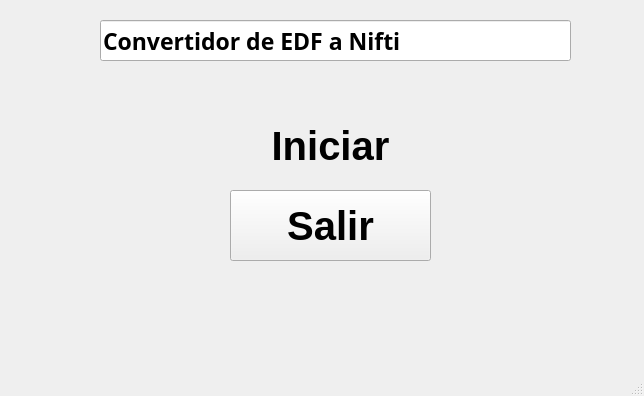
Old version of the form Ppal.ui in the repository PKS-04/InfoII.
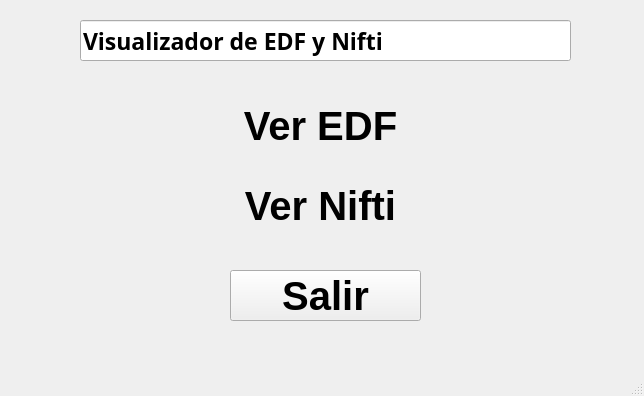
New version of the form. Icons and pictures are not drawn.

The edit to the form file:
```diff
--- a/Ppal.ui
+++ b/Ppal.ui
@@ -27,8 +27,8 @@
    <widget class="QPushButton" name="boton_iniciar">
     <property name="geometry">
      <rect>
-      <x>230</x>
-      <y>110</y>
+      <x>220</x>
+      <y>90</y>
       <width>201</width>
       <height>71</height>
      </rect>
@@ -40,11 +40,8 @@
       <bold>true</bold>
      </font>
     </property>
-    <property name="styleSheet">
-     <string notr="true">background-image: url(:/newPrefix/ai-generated-8774268_1920.jpg);</string>
-    </property>
     <property name="text">
-     <string>Iniciar</string>
+     <string>Ver EDF</string>
     </property>
     <property name="shortcut">
      <string/>
@@ -66,9 +63,9 @@
     <property name="geometry">
      <rect>
       <x>230</x>
-      <y>190</y>
-      <width>201</width>
-      <height>71</height>
+      <y>270</y>
+      <width>191</width>
+      <height>51</height>
      </rect>
     </property>
     <property name="font">
@@ -92,9 +89,9 @@
    <widget class="QLineEdit" name="lineEdit">
     <property name="geometry">
      <rect>
-      <x>100</x>
+      <x>80</x>
       <y>20</y>
-      <width>471</width>
+      <width>491</width>
       <height>41</height>
      </rect>
     </property>
@@ -107,7 +104,39 @@
      </font>
     </property>
     <property name="text">
-     <string>Convertidor de EDF a Nifti</string>
+     <string>Visualizador de EDF y Nifti</string>
+    </property>
+   </widget>
+   <widget class="QPushButton" name="boton_iniciarnifti">
+    <property name="geometry">
+     <rect>
+      <x>220</x>
+      <y>170</y>
+      <width>201</width>
+      <height>71</height>
+     </rect>
+    </property>
+    <property name="font">
+     <font>
+      <pointsize>30</pointsize>
+      <weight>75</weight>
+      <bold>true</bold>
+     </font>
+    </property>
+    <property name="text">
+     <string>Ver Nifti</string>
+    </property>
+    <property name="shortcut">
+     <string/>
+    </property>
+    <property name="autoDefault">
+     <bool>true</bool>
+    </property>
+    <property name="default">
+     <bool>true</bool>
+    </property>
+    <property name="flat">
+     <bool>true</bool>
     </property>
    </widget>
   </widget>
```
Left out of the diff: 6 changed lines with no effect on the pictures.
